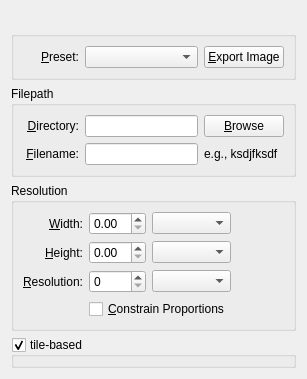
Old version of the form source/gloperate-qtwidgets/source/ImageExporterWidget.ui in the repository cginternals/gloperate.
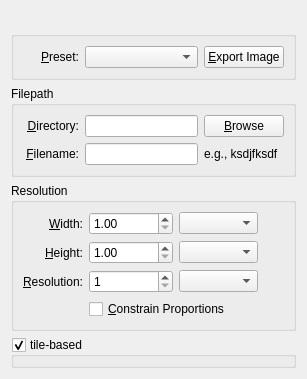
New version of the form.

Commit message: Adds basic resolution-based conversion logic (pixel - inch - cm) to ImageExporterWidget

Diff of the .ui file:
```diff
--- a/source/gloperate-qtwidgets/source/ImageExporterWidget.ui
+++ b/source/gloperate-qtwidgets/source/ImageExporterWidget.ui
@@ -203,6 +203,12 @@
         <property name="suffix">
          <string/>
         </property>
+        <property name="minimum">
+         <double>1.000000000000000</double>
+        </property>
+        <property name="maximum">
+         <double>100000.000000000000000</double>
+        </property>
        </widget>
       </item>
       <item row="0" column="2">
@@ -244,6 +250,12 @@
         <property name="suffix">
          <string/>
         </property>
+        <property name="minimum">
+         <double>1.000000000000000</double>
+        </property>
+        <property name="maximum">
+         <double>100000.000000000000000</double>
+        </property>
        </widget>
       </item>
       <item row="1" column="2">
@@ -298,6 +310,12 @@
           <verstretch>0</verstretch>
          </sizepolicy>
         </property>
+        <property name="minimum">
+         <number>1</number>
+        </property>
+        <property name="maximum">
+         <number>10000</number>
+        </property>
        </widget>
       </item>
       <item row="2" column="2">
@@ -320,6 +338,9 @@
         <property name="text">
          <string>&amp;Constrain Proportions</string>
         </property>
+        <property name="checked">
+         <bool>false</bool>
+        </property>
        </widget>
       </item>
      </layout>
```
The commit also changes 2 other files.
